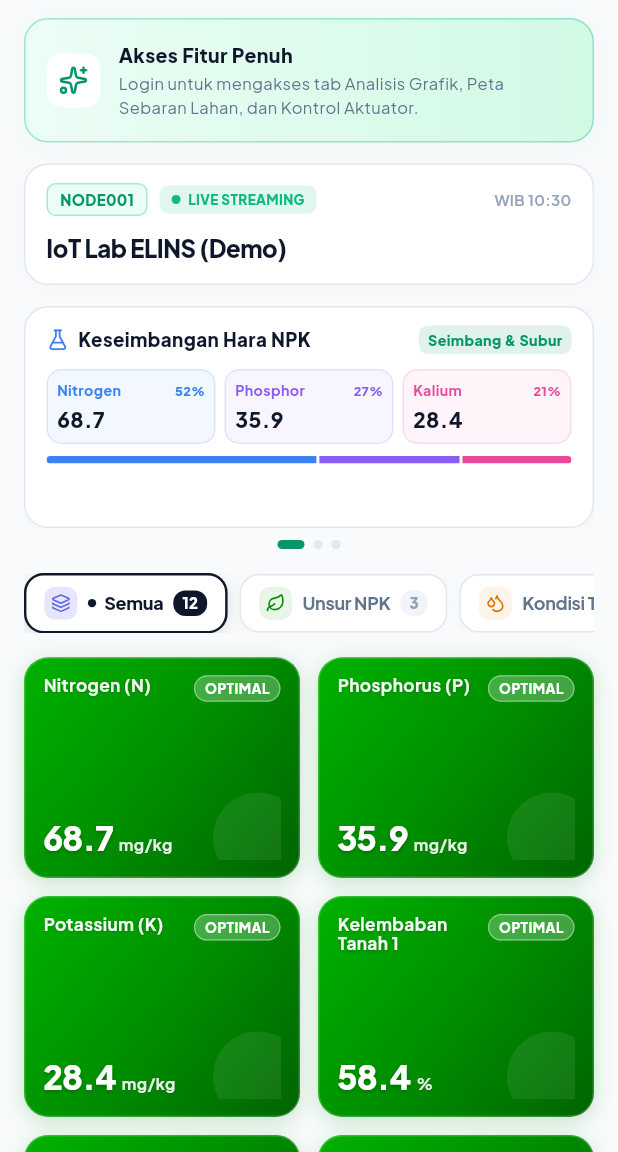
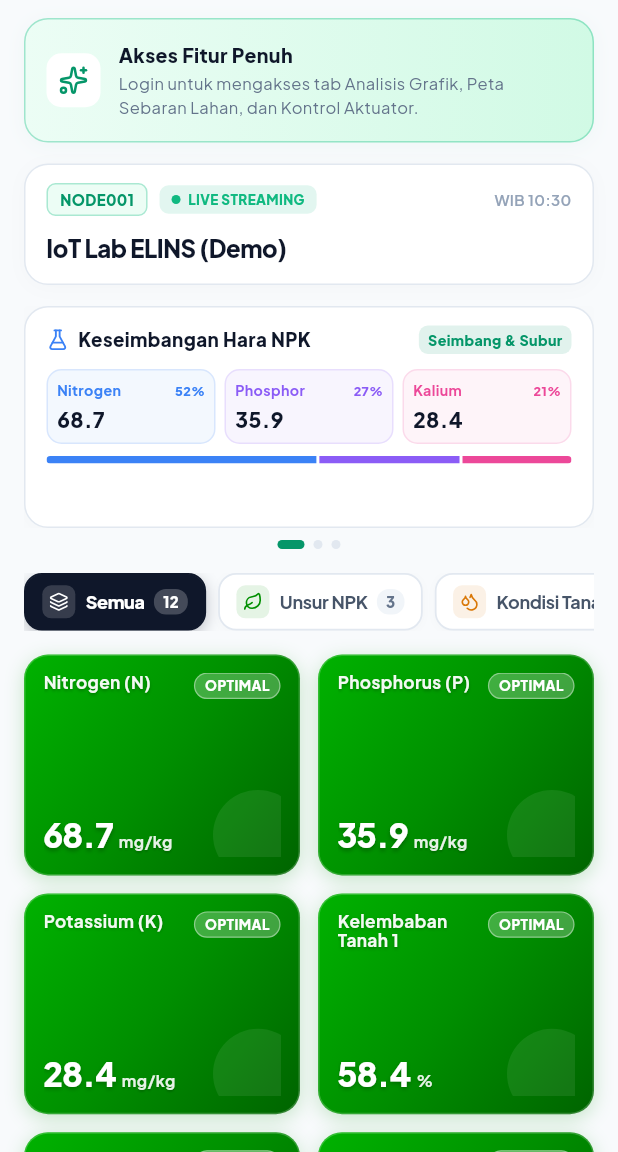
Before and after one commit to hanifnugrahaa/gconnect2026-mobile, a Flutter app: the screen it shows after launch, on a phone screen of 412 x 824 dp, the part 84-1236 px from its top. Run offline on Flutter 3.47's test engine with Material 3 defaults, Android fonts, the phone set to English and light mode, and no system bars; our stand-ins replace fl_chart, flutter_map, flutter_riverpod, flutter_secure_storage, google_fonts, latlong2 and 2 more; network calls fail.

Commit message:
style(dashboard): invert active category pill to dark obsidian background #0F172A with white text

```diff
--- a/lib/presentation/screens/guest_dashboard_screen.dart
+++ b/lib/presentation/screens/guest_dashboard_screen.dart
@@ -327,27 +327,22 @@ class _GuestDashboardScreenState extends ConsumerState<GuestDashboardScreen> {
       child: AnimatedContainer(
         duration: const Duration(milliseconds: 200),
         curve: Curves.easeInOut,
-        padding: const EdgeInsets.symmetric(horizontal: 12, vertical: 7.5),
+        padding: const EdgeInsets.symmetric(horizontal: 11, vertical: 7),
         decoration: BoxDecoration(
-          color: Colors.white,
-          borderRadius: BorderRadius.circular(13),
+          color: isSelected ? const Color(0xFF0F172A) : Colors.white,
+          borderRadius: BorderRadius.circular(12),
           border: Border.all(
             color: isSelected ? const Color(0xFF0F172A) : const Color(0xFFE2E8F0),
-            width: isSelected ? 1.6 : 1,
+            width: 1.2,
           ),
           boxShadow: [
-            if (isSelected) ...[
+            if (isSelected)
               BoxShadow(
-                color: Colors.black.withOpacity(0.08),
-                blurRadius: 10,
+                color: const Color(0xFF0F172A).withOpacity(0.25),
+                blurRadius: 8,
                 offset: const Offset(0, 3),
-              ),
-              BoxShadow(
-                color: Colors.black.withOpacity(0.04),
-                blurRadius: 4,
-                offset: const Offset(0, 1),
-              ),
-            ] else
+              )
+            else
               BoxShadow(
                 color: Colors.black.withOpacity(0.02),
                 blurRadius: 4,
@@ -362,47 +357,34 @@ class _GuestDashboardScreenState extends ConsumerState<GuestDashboardScreen> {
             Container(
               padding: const EdgeInsets.all(4.5),
               decoration: BoxDecoration(
-                color: isSelected ? accentColor.withOpacity(0.16) : accentColor.withOpacity(0.09),
-                borderRadius: BorderRadius.circular(7),
+                color: isSelected ? Colors.white.withOpacity(0.16) : accentColor.withOpacity(0.10),
+                borderRadius: BorderRadius.circular(6),
               ),
               child: Icon(
                 icon,
                 size: 13,
-                color: accentColor,
+                color: isSelected ? Colors.white : accentColor,
               ),
             ),
             const SizedBox(width: 7),
-
-            // Active Dot Indicator (Black Accent)
-            if (isSelected) ...[
-              Container(
-                width: 5.5,
-                height: 5.5,
-                decoration: const BoxDecoration(
-                  color: Color(0xFF0F172A),
-                  shape: BoxShape.circle,
-                ),
-              ),
-              const SizedBox(width: 5.5),
-            ],
 
             // Category Label
             Text(
               label,
               style: TextStyle(
                 fontSize: 12,
-                fontWeight: isSelected ? FontWeight.w900 : FontWeight.w700,
-                color: isSelected ? const Color(0xFF0F172A) : const Color(0xFF64748B),
+                fontWeight: isSelected ? FontWeight.w800 : FontWeight.w700,
+                color: isSelected ? Colors.white : const Color(0xFF475569),
                 letterSpacing: -0.2,
               ),
             ),
-            const SizedBox(width: 6.5),
+            const SizedBox(width: 6),
 
             // Number Badge
             Container(
               padding: const EdgeInsets.symmetric(horizontal: 6, vertical: 1.5),
               decoration: BoxDecoration(
-                color: isSelected ? const Color(0xFF0F172A) : const Color(0xFFF1F5F9),
+                color: isSelected ? Colors.white.withOpacity(0.22) : const Color(0xFFF1F5F9),
                 borderRadius: BorderRadius.circular(8),
               ),
               child: Text(
@@ -410,7 +392,7 @@ class _GuestDashboardScreenState extends ConsumerState<GuestDashboardScreen> {
                 style: TextStyle(
                   fontSize: 10,
                   fontWeight: FontWeight.w800,
-                  color: isSelected ? Colors.white : const Color(0xFF94A3B8),
+                  color: isSelected ? Colors.white : const Color(0xFF64748B),
                 ),
               ),
             ),
```
Also changed, not shown: lib/presentation/screens/dashboard_screen.dart (+17 -35 lines).
